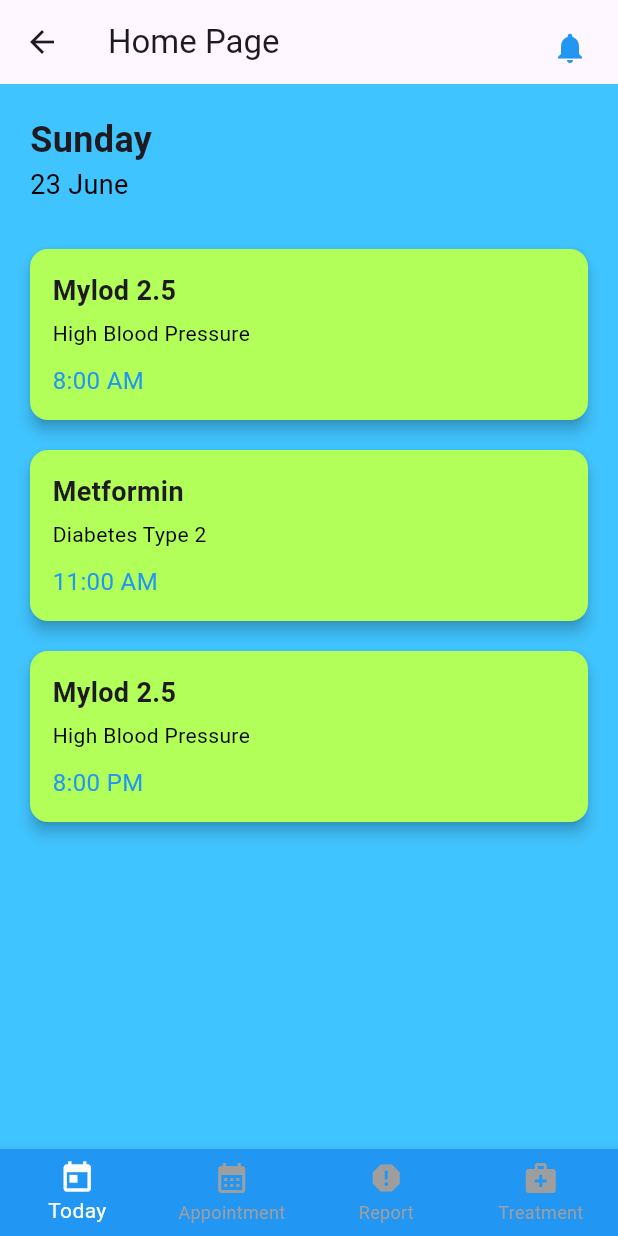
After one commit to Shinigami-7/Final-Year-Project, a Flutter app: the Home screen opened directly, on a phone screen of 412 x 824 dp. The commit adds this screen. Run offline on Flutter 3.47's test engine with Material 3 defaults, Android fonts, the phone set to English and light mode, and no system bars.

Commit message:
adding navigation for login button to navigate to home page

```diff
--- /dev/null
+++ b/lib/home.dart
@@ -0,0 +1,147 @@
+import 'package:flutter/material.dart';
+
+void main() {
+  runApp(const MyApp());
+}
+
+class MyApp extends StatelessWidget {
+  const MyApp({Key? key}) : super(key: key);
+
+  @override
+  Widget build(BuildContext context) {
+    return MaterialApp(
+      title: 'Bottom Navigation Example',
+      theme: ThemeData(
+        primarySwatch: Colors.blue,
+        bottomNavigationBarTheme: BottomNavigationBarThemeData(
+          showSelectedLabels: true,
+          showUnselectedLabels: true,
+        ),
+      ),
+      home: const Home(),
+    );
+  }
+}
+
+class Home extends StatelessWidget {
+  const Home({Key? key}) : super(key: key);
+
+  @override
+  Widget build(BuildContext context) {
+    return Scaffold(
+      appBar: AppBar(
+        title: const Text('Home Page'),
+        actions: [
+          Padding(
+            padding: const EdgeInsets.all(20),
+            child: const Icon(Icons.notifications, color: Colors.blue),
+          ),
+        ],
+      ),
+      backgroundColor: Colors.lightBlueAccent,
+      body: Padding(
+        padding: const EdgeInsets.all(20),
+        child: Column(
+          crossAxisAlignment: CrossAxisAlignment.start,
+          children: const [
+            Text(
+              "Sunday",
+              style: TextStyle(fontSize: 24, fontWeight: FontWeight.bold),
+            ),
+            Text(
+              '23 June',
+              style: TextStyle(fontSize: 18, color: Colors.black),
+            ),
+            SizedBox(height: 20),
+            ReminderCard(
+              title: 'Mylod 2.5',
+              subtitle: 'High Blood Pressure',
+              time: '8:00 AM',
+            ),
+            ReminderCard(
+              title: 'Metformin',
+              subtitle: 'Diabetes Type 2',
+              time: '11:00 AM',
+            ),
+            ReminderCard(
+              title: 'Mylod 2.5',
+              subtitle: 'High Blood Pressure',
+              time: '8:00 PM',
+            ),
+          ],
+        ),
+      ),
+      bottomNavigationBar: BottomNavigationBar(
+        type: BottomNavigationBarType.fixed,
+        backgroundColor: Colors.blue,
+        selectedItemColor: Colors.white,
+        unselectedItemColor: Colors.grey,
+        items: const [
+          BottomNavigationBarItem(
+            icon: Icon(Icons.today),
+            label: 'Today',
+          ),
+          BottomNavigationBarItem(
+            icon: Icon(Icons.calendar_month),
+            label: 'Appointment',
+          ),
+          BottomNavigationBarItem(
+            icon: Icon(Icons.report),
+            label: 'Report',
+          ),
+          BottomNavigationBarItem(
+            icon: Icon(Icons.medical_services),
+            label: 'Treatment',
+          ),
+        ],
+      ),
+    );
+  }
+}
+
+class ReminderCard extends StatelessWidget {
+  final String title;
+  final String subtitle;
+  final String time;
+
+  const ReminderCard({
+    Key? key,
+    required this.title,
+    required this.subtitle,
+    required this.time,
+  }) : super(key: key);
+
+  @override
+  Widget build(BuildContext context) {
+    return Container(
+      width: double.infinity,
+      child: Card(
+        color: Colors.lightGreenAccent,
+        elevation: 4,
+        margin: const EdgeInsets.symmetric(vertical: 10),
+        child: Padding(
+          padding: const EdgeInsets.all(15),
+          child: Column(
+            crossAxisAlignment: CrossAxisAlignment.start,
+            children: [
+              Text(
+                title,
+                style: const TextStyle(fontSize: 18, fontWeight: FontWeight.bold),
+              ),
+              const SizedBox(height: 5),
+              Text(
+                subtitle,
+                style: const TextStyle(color: Colors.black),
+              ),
+              const SizedBox(height: 10),
+              Text(
+                time,
+                style: const TextStyle(fontSize: 16, color: Colors.blue),
+              ),
+            ],
+          ),
+        ),
+      ),
+    );
+  }
+}
--- a/lib/main.dart
+++ b/lib/main.dart
@@ -37,7 +37,7 @@ class _MyHomePageState extends State<MyHomePage> {
     return Scaffold(
       body: Container(
         width: double.infinity,
-        height: MediaQuery.of(context).size.height,
+        height: double.infinity,
         decoration: BoxDecoration(
           gradient: LinearGradient(
             begin: Alignment.topLeft,
```
Also changed, not shown: lib/login_page.dart (+43 -1 lines), lib/signup_page.dart (+14 -3 lines).
